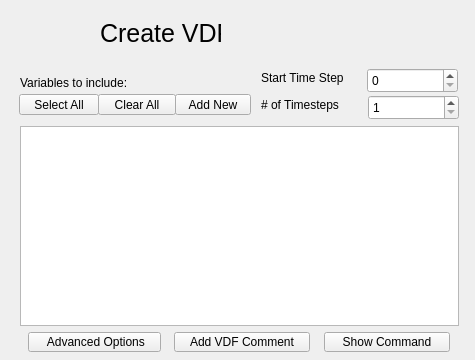
Qt form apps/vdcwizard/ui/Page3.ui (yyr/vapor) before a commit.
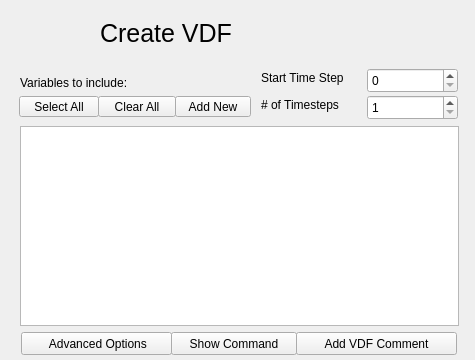
The same form after that commit.

The edit to the form file:
```diff
--- a/apps/vdcwizard/ui/Page3.ui
+++ b/apps/vdcwizard/ui/Page3.ui
@@ -18,7 +18,7 @@
     <rect>
      <x>100</x>
      <y>13</y>
-     <width>121</width>
+     <width>231</width>
      <height>41</height>
     </rect>
    </property>
@@ -78,7 +78,7 @@
   <widget class="QSpinBox" name="numtsSpinner">
    <property name="geometry">
     <rect>
-     <x>368</x>
+     <x>367</x>
      <y>95</y>
      <width>91</width>
      <height>25</height>
@@ -116,10 +116,10 @@
   <widget class="QPushButton" name="advanceOptionButton">
    <property name="geometry">
     <rect>
-     <x>28</x>
+     <x>21</x>
      <y>332</y>
-     <width>133</width>
-     <height>20</height>
+     <width>151</width>
+     <height>23</height>
     </rect>
    </property>
    <property name="text">
@@ -130,7 +130,7 @@
    <property name="geometry">
     <rect>
      <x>19</x>
-     <y>94</y>
+     <y>96</y>
      <width>80</width>
      <height>21</height>
     </rect>
@@ -143,7 +143,7 @@
    <property name="geometry">
     <rect>
      <x>175</x>
-     <y>94</y>
+     <y>96</y>
      <width>76</width>
      <height>21</height>
     </rect>
@@ -156,7 +156,7 @@
    <property name="geometry">
     <rect>
      <x>98</x>
-     <y>94</y>
+     <y>96</y>
      <width>78</width>
      <height>21</height>
     </rect>
@@ -181,10 +181,10 @@
   <widget class="QPushButton" name="vdfCommentButton">
    <property name="geometry">
     <rect>
-     <x>174</x>
+     <x>296</x>
      <y>332</y>
-     <width>136</width>
-     <height>20</height>
+     <width>161</width>
+     <height>23</height>
     </rect>
    </property>
    <property name="text">
@@ -207,10 +207,10 @@
   <widget class="QPushButton" name="showCommandButton">
    <property name="geometry">
     <rect>
-     <x>324</x>
+     <x>171</x>
      <y>332</y>
      <width>126</width>
-     <height>20</height>
+     <height>23</height>
     </rect>
    </property>
    <property name="text">
```
